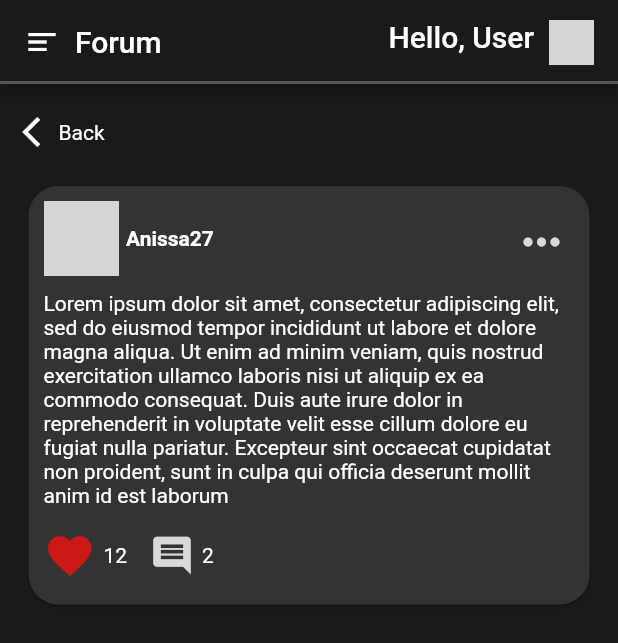
After one commit to mughidaf/Gative-Mobile-App, a Flutter app: the forum screen opened by its route, on a phone screen of 412 x 824 dp. The commit adds this screen. Shown: the top 643 px of the screen. Run offline on Flutter 3.47's test engine with Material 2 defaults, Android fonts, the phone set to English and light mode, and no system bars; our stand-ins replace carousel_slider, shared_preferences; accounts and stored records are empty; network calls fail; Roboto replaces fonts that are missing (Montserrat); grey boxes are pictures that could not be loaded.

Commit message:
nambahin page forum

```diff
--- a/lib/Home/Component/appbar.dart
+++ b/lib/Home/Component/appbar.dart
@@ -181,6 +181,13 @@ class _HomePageState extends State<HomePage> {
                 title: Text("Settings"),
                 onTap: () {
                   Navigator.pushNamed(context, '/profile');
+                },
+              ),
+              ListTile(
+                leading: Icon(Icons.chat_rounded),
+                title: Text("Forum"),
+                onTap: () {
+                  Navigator.pushNamed(context, '/forum');
                 },
               ),
               ListTile(
--- /dev/null
+++ b/lib/Home/pages/forum.dart
@@ -0,0 +1,231 @@
+import 'package:flutter/material.dart';
+import 'package:gative_mobile_ver/Home/pages/incomment.dart';
+
+class forum extends StatefulWidget {
+  const forum({super.key, required this.title});
+
+  // This widget is the home page of your application. It is stateful, meaning
+  // that it has a State object (defined below) that contains fields that affect
+  // how it looks.
+
+  // This class is the configuration for the state. It holds the values (in this
+  // case the title) provided by the parent (in this case the App widget) and
+  // used by the build method of the State. Fields in a Widget subclass are
+  // always marked "final".
+
+  final String title;
+
+  @override
+  State<forum> createState() => _forum();
+}
+
+class _forum extends State<forum> {
+  @override
+  Widget build(BuildContext context) {
+    return Scaffold(
+      backgroundColor: const Color(0xff1A1A1A),
+      appBar: AppBar(
+        automaticallyImplyLeading: false,
+        shape: Border(bottom: BorderSide(color: Color(0xff555555), width: 2)),
+        elevation: 4,
+        backgroundColor: Color(0xff1A1A1A),
+        title: Row(
+          mainAxisAlignment: MainAxisAlignment.spaceBetween,
+          crossAxisAlignment: CrossAxisAlignment.center,
+          children: [
+            Wrap(
+              children: [
+                Transform(
+                    alignment: Alignment.center,
+                    transform: Matrix4.rotationY(3.14),
+                    child: Icon(Icons.segment)),
+                const SizedBox(
+                  width: 10,
+                ),
+                Text("Forum")
+              ],
+            ),
+            Wrap(
+              children: const [
+                Text("Hello, User"),
+                SizedBox(
+                  width: 10,
+                ),
+                CircleAvatar(
+                  backgroundImage: NetworkImage(
+                      "https://upload.wikimedia.org/wikipedia/commons/a/ac/Camila_Cabello_Vogue_4.jpg"),
+                  backgroundColor: Colors.transparent,
+                  radius: 15,
+                ),
+              ],
+            ),
+          ],
+        ),
+      ),
+      body: SingleChildScrollView(
+        child: Column(
+          children: <Widget>[
+            Padding(
+              padding: const EdgeInsets.symmetric(horizontal: 15, vertical: 20),
+              child: GestureDetector(
+                onTap: () {
+                  // Add your gesture detector logic here
+                  Navigator.pop(context);
+                },
+                child: Row(
+                  children: const [
+                    Icon(
+                      Icons.arrow_back_ios,
+                      color: Colors.white,
+                    ),
+                    Text(
+                      "Back",
+                      style: TextStyle(color: Colors.white),
+                    )
+                  ],
+                ),
+              ),
+            ),
+            Padding(
+              padding: const EdgeInsets.symmetric(horizontal: 15.0),
+              child: Card(
+                shape: RoundedRectangleBorder(
+                  borderRadius: BorderRadius.circular(
+                      20), // Set the border radius of the Card
+                ),
+                color: Color(0xff333333),
+                child: Column(
+                  children: [
+                    Padding(
+                      padding: const EdgeInsets.symmetric(
+                          horizontal: 10.0, vertical: 10),
+                      child: Row(
+                        mainAxisAlignment: MainAxisAlignment.spaceBetween,
+                        children: [
+                          Wrap(
+                            crossAxisAlignment: WrapCrossAlignment.center,
+                            children: [
+                              CircleAvatar(
+                                backgroundImage: NetworkImage(
+                                    "https://upload.wikimedia.org/wikipedia/commons/a/ac/Camila_Cabello_Vogue_4.jpg"),
+                                backgroundColor: Colors.transparent,
+                                radius: 25,
+                              ),
+                              SizedBox(
+                                width: 5,
+                              ),
+                              Text(
+                                "Anissa27",
+                                style: TextStyle(
+                                  fontWeight: FontWeight.bold,
+                                  color: Colors
+                                      .white, // Specify your desired text color
+                                ),
+                              ),
+                            ],
+                          ),
+                          GestureDetector(
+                            onTap: () {
+                              // Add your gesture detector logic here
+                              print('Gesture detected!');
+                            },
+                            child: PopupMenuButton(
+                              icon: Icon(
+                                size: 36,
+                                Icons.more_horiz,
+                                color: Color(0xffD9D9D9),
+                              ),
+                              onSelected: (value) {
+                                // Handle menu item selection
+                                print('Selected: $value');
+                              },
+                              itemBuilder: (context) {
+                                return [
+                                  PopupMenuItem(
+                                    value: 'edit',
+                                    child: Text('edit'),
+                                  ),
+                                  PopupMenuItem(
+                                    value: 'delete',
+                                    child: Text('delete'),
+                                  ),
+                                ];
+                              },
+                            ),
+                          ),
+                        ],
+                      ),
+                    ),
+                    const Padding(
+                      padding: EdgeInsets.symmetric(horizontal: 10.0),
+                      child: Text(
+                        "Lorem ipsum dolor sit amet, consectetur adipiscing elit, sed do eiusmod tempor incididunt ut labore et dolore magna aliqua. Ut enim ad minim veniam, quis nostrud exercitation ullamco laboris nisi ut aliquip ex ea commodo consequat. Duis aute irure dolor in reprehenderit in voluptate velit esse cillum dolore eu fugiat nulla pariatur. Excepteur sint occaecat cupidatat non proident, sunt in culpa qui officia deserunt mollit anim id est laborum",
+                        style: TextStyle(color: Colors.white),
+                      ),
+                    ),
+                    Padding(
+                      padding:
+                          EdgeInsets.symmetric(horizontal: 10.0, vertical: 15),
+                      child: Row(
+                        children: [
+                          GestureDetector(
+                            onTap: () {
+                              print('Tapped 1');
+                            },
+                            child: Wrap(
+                              crossAxisAlignment: WrapCrossAlignment.center,
+                              children: const [
+                                Icon(
+                                  Icons.favorite,
+                                  color: Color(0xffCD1818),
+                                  size: 35,
+                                ),
+                                SizedBox(
+                                  width: 5,
+                                ),
+                                Text(
+                                  "12",
+                                  style: TextStyle(color: Colors.white),
+                                ),
+                              ],
+                            ),
+                          ),
+                          const SizedBox(
+                            width: 15,
+                          ),
+                          GestureDetector(
+                            onTap: () {
+                              Navigator.push(
+                                context,
+                                MaterialPageRoute(
+                                    builder: (context) => incomment()),
+                              );
+                            },
+                            child: Wrap(
+                              crossAxisAlignment: WrapCrossAlignment.center,
+                              children: const [
+                                Icon(Icons.comment,
+                                    color: Color(0xffD9D9D9), size: 30),
+                                SizedBox(
+                                  width: 5,
+                                ),
+                                Text(
+                                  "2",
+                                  style: TextStyle(color: Colors.white),
+                                ),
+                              ],
+                            ),
+                          ),
+                        ],
+                      ),
+                    )
+                  ],
+                ),
+              ),
+            )
+          ],
+        ),
+      ),
+    );
+  }
+}
--- a/lib/main.dart
+++ b/lib/main.dart
@@ -5,6 +5,7 @@ import 'package:gative_mobile_ver/Home/pages/WishlistPage.dart';
 import 'package:gative_mobile_ver/Home/pages/cartpage.dart';
 import 'package:gative_mobile_ver/Home/pages/LoginPage.dart';
 import 'package:gative_mobile_ver/Home/pages/RegisterPage.dart';
+import 'package:gative_mobile_ver/Home/pages/forum.dart';
 import 'package:gative_mobile_ver/Home/pages/profile.dart';
 
 void main() {
@@ -31,6 +32,7 @@ class MyApp extends StatelessWidget {
         '/wishlist': (context) => WishlistPage(),
         '/cart': (context) => CartPage(),
         '/profile': (context) => ProfilePage(),
+        '/forum': (context) => forum(title: 'Forum Page'),
       },
     );
   }
```
Also changed, not shown: lib/Home/pages/incomment.dart (added, +332 -0 lines).
